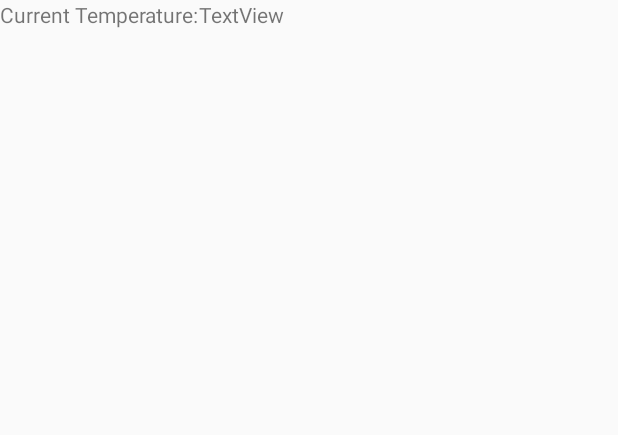
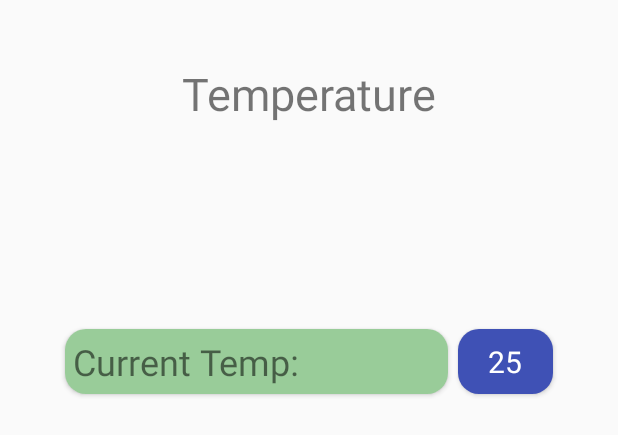
Before and after one commit to unit02/LuggageTracker, an Android app: the layout fragment_temperature.xml on its own in the app's theme, with its tools: preview values and no code run, on a phone screen of 412 x 824 dp. Shown: the top 435 px of the screen. Run offline under Robolectric (Android 15) with nearby library versions, the phone set to English and light mode, and no system bars.

Commit message:
Improved UI of temperature screen. Added titles to all sensor screens

```diff
--- a/app/src/main/res/layout/fragment_temperature.xml
+++ b/app/src/main/res/layout/fragment_temperature.xml
@@ -5,17 +5,70 @@
     tools:context="mecs.hci.luggagetracker.sensors.TemperatureFragment">
 
     <TextView
-        android:text="Current Temperature:"
+        android:text="Temperature"
+        android:textSize="30dp"
         android:layout_width="wrap_content"
         android:layout_height="wrap_content"
-        android:id="@+id/currentTempertureTitleTextView"
-        />
-    <TextView
-        android:text="TextView"
-        android:layout_width="wrap_content"
+        android:layout_alignParentTop="true"
+        android:layout_centerHorizontal="true"
+        android:layout_marginTop="42dp"
+        android:id="@+id/textView" />
+
+    <LinearLayout
+        android:orientation="horizontal"
+        android:layout_width="match_parent"
         android:layout_height="wrap_content"
-        android:id="@+id/currentTempTextView"
-        android:layout_toRightOf="@id/currentTempertureTitleTextView"/>
+        android:layout_marginLeft="40dp"
+        android:layout_marginRight="40dp"
+        android:layout_below="@+id/textView"
+        android:layout_centerHorizontal="true"
+        android:layout_marginTop="133dp">
+        <TextView
+            android:text="Current Temp: "
+            android:textSize="24sp"
+            android:layout_width="wrap_content"
+            android:layout_height="wrap_content"
+            android:layout_weight="3"
+            android:gravity="center_vertical"
+            android:padding="5dp"
+            android:elevation="2dp"
+            android:layout_margin="3dp"
+            android:background="@drawable/rounded_green"
+            android:id="@+id/currentTempertureTitleTextView" />
+
+        <TextView
+            android:text="25"
+            android:textSize="20sp"
+            android:layout_width="wrap_content"
+            android:layout_height="match_parent"
+            android:layout_weight="1"
+            android:gravity="center"
+            android:padding="5dp"
+            android:elevation="2dp"
+            android:layout_margin="3dp"
+            android:background="@drawable/rounded_blue"
+            android:textColor="@color/white"
+            android:id="@+id/currentTempTextView" />
+    </LinearLayout>
+
+    <!--<TextView-->
+        <!--android:text="Current Temperature:"-->
+        <!--android:layout_width="wrap_content"-->
+        <!--android:layout_height="wrap_content"-->
+        <!--android:id="@+id/currentTempertureTitleTextView"-->
+        <!--android:layout_marginStart="18dp"-->
+        <!--android:layout_alignParentBottom="true"-->
+        <!--android:layout_alignParentStart="true"-->
+        <!--android:layout_marginBottom="88dp" />-->
+
+    <!--<TextView-->
+        <!--android:text="TextView"-->
+        <!--android:layout_width="wrap_content"-->
+        <!--android:layout_height="wrap_content"-->
+        <!--android:id="@+id/currentTempTextView"-->
+        <!--android:layout_alignBaseline="@+id/currentTempertureTitleTextView"-->
+        <!--android:layout_alignBottom="@+id/currentTempertureTitleTextView"-->
+        <!--android:layout_alignEnd="@+id/textView" />-->
 
 
 </RelativeLayout>
```
Also changed, not shown: app/src/main/res/layout/fragment_accelerometer.xml (+22 -4 lines), app/src/main/res/layout/fragment_location.xml (+15 -2 lines).
